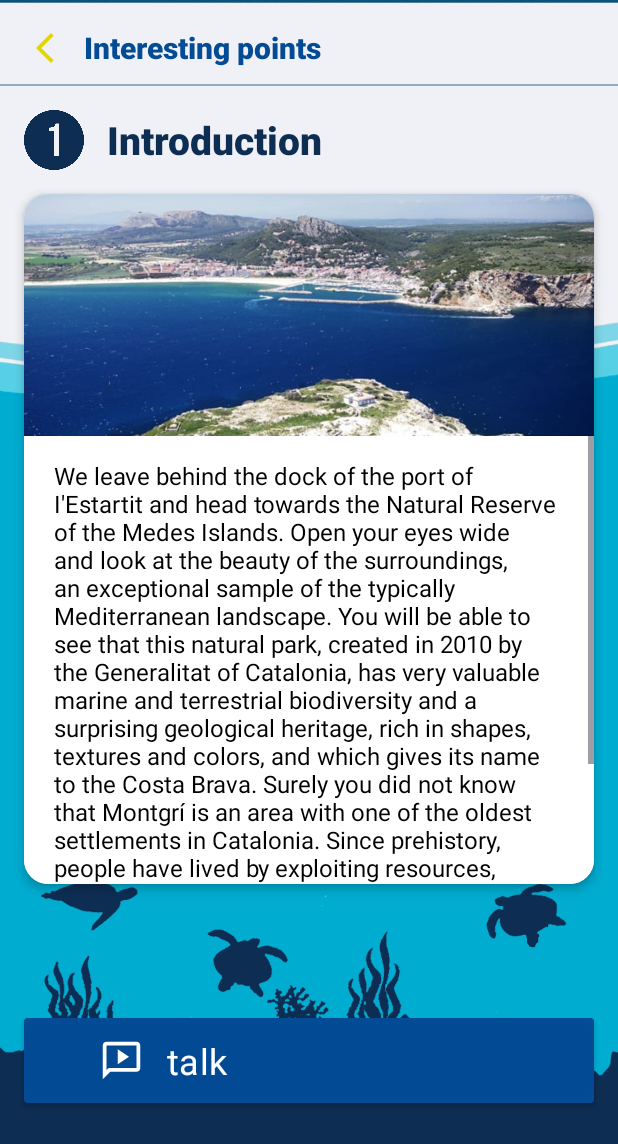
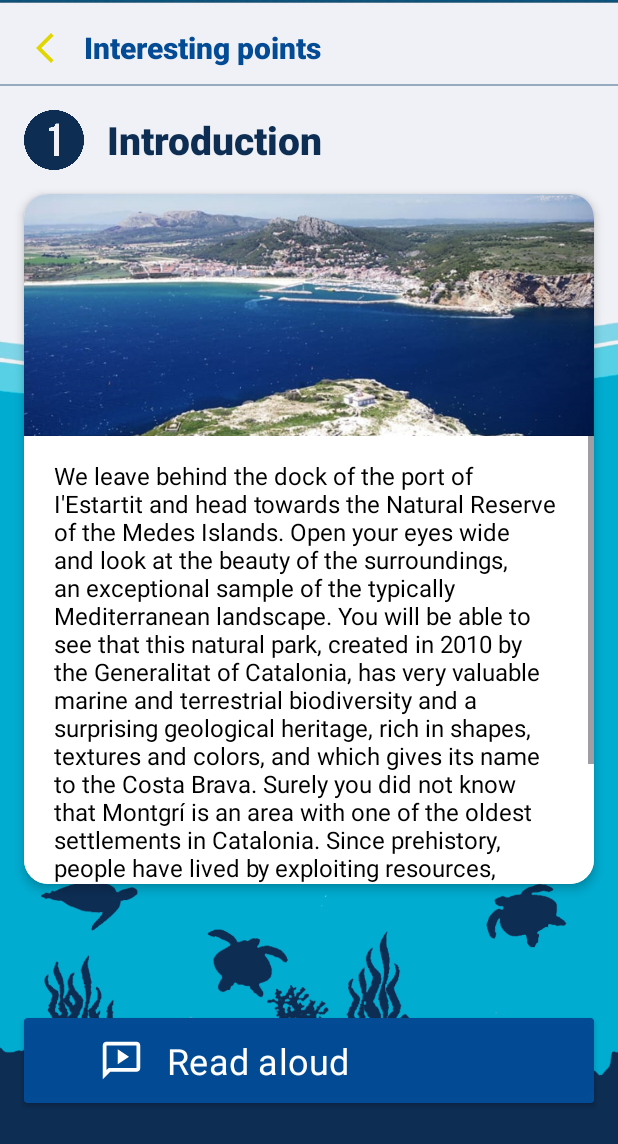
Before and after one commit to Sulig/Nautilus, an Android app: the Card screen opened directly, with no data from a screen before it, on a phone screen of 412 x 824 dp. Shown: the top 1144 px of the screen. Run offline under Robolectric (Android 15) with nearby library versions, the phone set to English and light mode, and no system bars.

Commit message:
Thanks and farewell

```diff
--- a/app/src/main/res/layout/activity_card.xml
+++ b/app/src/main/res/layout/activity_card.xml
@@ -149,7 +149,7 @@
             android:fontFamily="sans-serif"
             android:paddingHorizontal="50dp"
             android:paddingVertical="8dp"
-            android:text="talk"
+            android:text="@string/btnTalk"
             android:textAlignment="textStart"
             android:textSize="24sp"
             android:typeface="normal"
--- a/app/src/main/res/values/strings.xml
+++ b/app/src/main/res/values/strings.xml
@@ -7,6 +7,7 @@
     <!-- Buttons -->
     <string name="btnEntry">Entry</string>
     <string name="btnExit">Exit</string>
+    <string name="btnTalk">Read aloud</string>
 
     <!-- Card Titles -->
     <string name="cardTitle1">Introduction</string>
```
Also changed, not shown: 3 other files.
